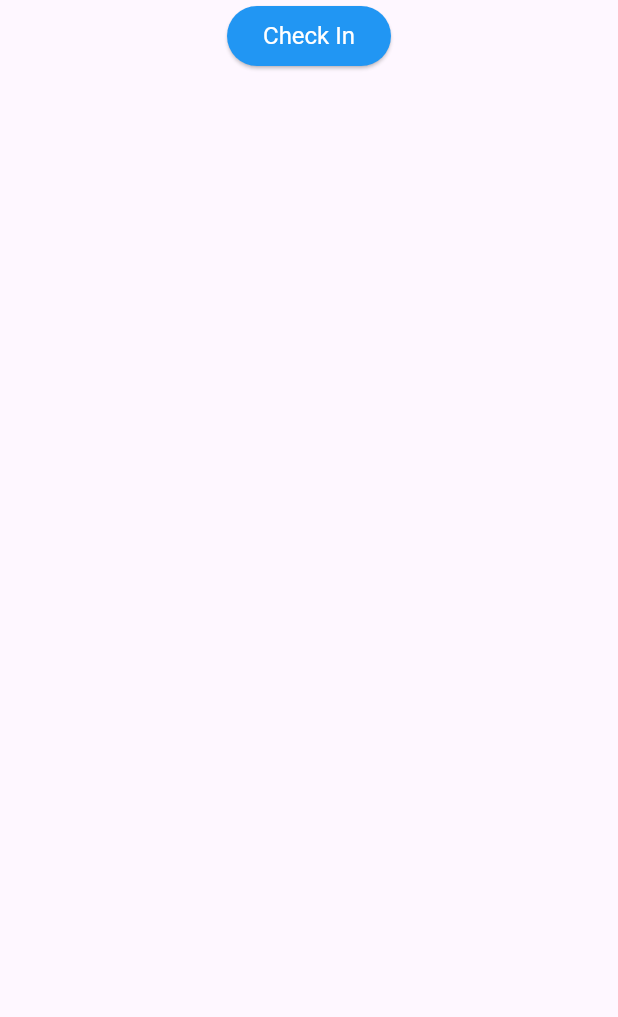
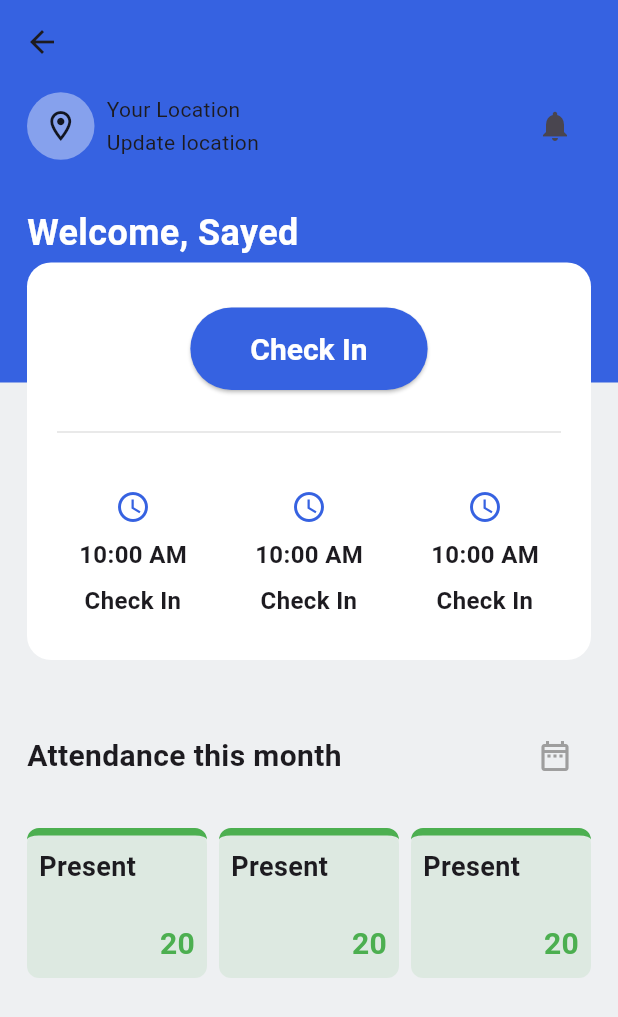
Before and after one commit to sayedkouta442/attendance_appp, a Flutter app: the HomeView screen opened directly, on a phone screen of 412 x 824 dp. Shown: the top 1017 px of the screen. Run offline on Flutter 3.47's test engine with Material 3 defaults, Android fonts, the light colour scheme and no system bars; our stand-ins replace go_router.

Commit message:
setupApp&Home

```diff
--- a/lib/core/utils/routs.dart
+++ b/lib/core/utils/routs.dart
@@ -1,8 +1,9 @@
-import 'package:attendance_app/bottom_navigation_widget.dart';
-import 'package:attendance_app/features/auth/views/login_view.dart';
-import 'package:attendance_app/features/home/views/home_view.dart';
-import 'package:attendance_app/features/notifications/presentation/views/notifications_view.dart';
-import 'package:attendance_app/features/user/views/user_view.dart';
+import 'package:attendance_appp/bottom_navigation_widget.dart';
+import 'package:attendance_appp/features/atten_history/presentation/views/attendance_history.dart';
+import 'package:attendance_appp/features/auth/presentation/views/login_view.dart';
+import 'package:attendance_appp/features/home/presentation/views/home_view.dart';
+import 'package:attendance_appp/features/notifications/presentation/views/notifications_view.dart';
+import 'package:attendance_appp/features/user/presentaion/views/user_view.dart';
 import 'package:go_router/go_router.dart';
 
 abstract class AppRouter {
@@ -12,28 +13,71 @@ abstract class AppRouter {
   static const kFaceIdView = '/face_id';
   static const kSuccessView = '/success';
   static const kNotificationsView = '/notifications';
-  static const kLeaveRequestView = '/leaveRequest';
+  static const kAttendanceHistoryView = '/attendance_history';
   static const kProfileView = '/profile';
   static const kUserView = '/user_view';
+  //static const kBottomNavigation = '/bottom_navigation';
 
   static final router = GoRouter(
     initialLocation: kHomeView,
     routes: [
-
-    StatefulShellRoute.indexedStack(
+      StatefulShellRoute.indexedStack(
         builder: (context, state, navigationShell) {
           return BottomNavigation(navigationShell: navigationShell);
         },
-    branches: ,
-   ),
-
-
-
+        branches: <StatefulShellBranch>[
+          StatefulShellBranch(
+            routes: [
+              GoRoute(
+                path: kHomeView,
+                builder: (context, state) {
+                  return HomeView();
+                },
+              ),
+            ],
+          ),
+          StatefulShellBranch(
+            routes: [
+              GoRoute(
+                path: kAttendanceHistoryView,
+                builder: (context, state) {
+                  return AttendanceHistory();
+                },
+              ),
+            ],
+          ),
+          StatefulShellBranch(
+            routes: [
+              GoRoute(
+                path: kNotificationsView,
+                builder: (context, state) {
+                  return NotificationsView();
+                },
+              ),
+            ],
+          ),
+          StatefulShellBranch(
+            routes: [
+              GoRoute(
+                path: kUserView,
+                builder: (context, state) {
+                  return UserView();
+                },
+              ),
+            ],
+          ),
+        ],
+      ),
 
       GoRoute(path: kLoginView, builder: (context, state) => const LoginView()),
-      GoRoute(path: kHomeView, builder: (context, state) => const HomeView()),
-      GoRoute(path: kNotificationsView, builder: (context, state) => const NotificationsView()),
-      GoRoute(path: kUserView, builder: (context, state) => const UserView()),
+
+      // GoRoute(path: kHomeView, builder: (context, state) => const HomeView()),
+      // GoRoute(path: kHomeView, builder: (context, state) => const HomeView()),
+      // GoRoute(
+      //   path: kNotificationsView,
+      //   builder: (context, state) => const NotificationsView(),
+      // ),
+      // GoRoute(path: kUserView, builder: (context, state) => const UserView()),
     ],
   );
 }
--- /dev/null
+++ b/lib/features/atten_history/presentation/views/attendance_history.dart
@@ -0,0 +1,10 @@
+import 'package:flutter/material.dart';
+
+class AttendanceHistory extends StatelessWidget {
+  const AttendanceHistory({super.key});
+
+  @override
+  Widget build(BuildContext context) {
+    return const Placeholder();
+  }
+}
--- /dev/null
+++ b/lib/features/home/presentation/views/home_view.dart
@@ -0,0 +1,381 @@
+import 'package:flutter/material.dart';
+import 'package:flutter/services.dart';
+
+class HomeView extends StatelessWidget {
+  const HomeView({super.key});
+
+  @override
+  Widget build(BuildContext context) {
+    return Scaffold(
+      backgroundColor: Color(0xffeef0f2),
+      body: CustomScrollView(
+        slivers: [
+          SliverAppBar(
+            systemOverlayStyle: const SystemUiOverlayStyle(
+              statusBarColor: Color(0xff3662e1),
+              statusBarIconBrightness: Brightness.light,
+              // statusBarBrightness: Brightness.light,
+            ),
+            expandedHeight: 440,
+            floating: true,
+            pinned: true,
+            backgroundColor: Color(0xffeef0f2),
+            flexibleSpace: FlexibleSpaceBar(background: CustomAppBar()),
+          ),
+
+          SliverToBoxAdapter(
+            child: Padding(
+              padding: const EdgeInsets.symmetric(horizontal: 18, vertical: 40),
+              child: Column(
+                crossAxisAlignment: CrossAxisAlignment.start,
+                children: [
+                  Row(
+                    mainAxisAlignment: MainAxisAlignment.spaceBetween,
+                    children: [
+                      Text(
+                        'Attendance this month',
+                        style: TextStyle(
+                          fontSize: 20,
+                          fontWeight: FontWeight.bold,
+                        ),
+                      ),
+                      IconButton(
+                        onPressed: () {},
+                        icon: Icon(
+                          Icons.date_range_outlined,
+                          color: Colors.grey,
+                        ),
+                      ),
+                    ],
+                  ),
+                  SizedBox(height: 24),
+
+                  Row(
+                    mainAxisAlignment: MainAxisAlignment.spaceBetween,
+                    children: [
+                      Expanded(child: AttendanceState()),
+                      SizedBox(width: 8),
+                      Expanded(child: AttendanceState()),
+                      SizedBox(width: 8),
+                      Expanded(child: AttendanceState()),
+                    ],
+                  ),
+                ],
+              ),
+            ),
+          ),
+        ],
+      ),
+    );
+  }
+}
+
+class AttendanceState extends StatelessWidget {
+  const AttendanceState({super.key});
+
+  @override
+  Widget build(BuildContext context) {
+    return Container(
+      height: 100,
+      decoration: BoxDecoration(
+        color: Colors.green.withOpacity(.1),
+        border: Border(top: BorderSide(color: Colors.green, width: 5)),
+        borderRadius: BorderRadius.circular(8),
+      ),
+      child: Padding(
+        padding: const EdgeInsets.all(8),
+        child: Column(
+          mainAxisAlignment: MainAxisAlignment.spaceBetween,
+          crossAxisAlignment: CrossAxisAlignment.start,
+          children: [
+            Text(
+              'Present',
+              style: TextStyle(fontSize: 18, fontWeight: FontWeight.bold),
+              textAlign: TextAlign.start,
+            ),
+            Row(
+              children: [
+                Spacer(),
+                Text(
+                  '20',
+                  style: TextStyle(
+                    fontSize: 20,
+                    fontWeight: FontWeight.bold,
+                    color: Colors.green,
+                  ),
+                  textAlign: TextAlign.end,
+                ),
+              ],
+            ),
+          ],
+        ),
+      ),
+    );
+  }
+}
+
+class CustomAppBar extends StatelessWidget {
+  const CustomAppBar({super.key});
+
+  @override
+  Widget build(BuildContext context) {
+    return Stack(
+      children: [
+        Container(
+          height: 255,
+          width: MediaQuery.of(context).size.width,
+          color: Color(0xff3662e1),
+          child: Padding(
+            padding: const EdgeInsets.only(left: 18, right: 18, top: 60),
+            child: Column(
+              crossAxisAlignment: CrossAxisAlignment.start,
+              children: [
+                Row(
+                  children: [
+                    GestureDetector(
+                      onTap: () {},
+                      child: Container(
+                        height: 45,
+                        width: 45,
+                        decoration: BoxDecoration(
+                          color: Colors.white.withOpacity(.4),
+                          borderRadius: BorderRadius.circular(36),
+                        ),
+                        child: Icon(Icons.location_on_outlined),
+                      ),
+                    ),
+                    SizedBox(width: 8),
+                    Column(
+                      crossAxisAlignment: CrossAxisAlignment.start,
+                      children: [
+                        Text('Your Location'),
+                        SizedBox(height: 2),
+                        Text('Update location'),
+                      ],
+                    ),
+                    Spacer(),
+                    IconButton(
+                      onPressed: () {},
+                      icon: Icon(Icons.notifications),
+                    ),
+                  ],
+                ),
+                SizedBox(height: 30),
+                Text(
+                  'Welcome, Sayed',
+                  style: TextStyle(
+                    fontSize: 24,
+                    fontWeight: FontWeight.bold,
+                    color: Colors.white,
+                  ),
+                ),
+              ],
+            ),
+          ),
+        ),
+        Positioned(
+          child: Container(
+            //    height: 200,
+            width: MediaQuery.of(context).size.width,
+            decoration: BoxDecoration(
+              color: Colors.white,
+              borderRadius: BorderRadius.circular(16),
+            ),
+            margin: const EdgeInsets.only(top: 175, left: 18, right: 18),
+            child: Padding(
+              padding: const EdgeInsets.only(top: 30),
+              child: Column(
+                mainAxisAlignment: MainAxisAlignment.start,
+                crossAxisAlignment: CrossAxisAlignment.center,
+                children: [
+                  ElevatedButton(
+                    style: const ButtonStyle(
+                      padding: WidgetStatePropertyAll(
+                        EdgeInsets.symmetric(horizontal: 40, vertical: 16),
+                      ),
+                      backgroundColor: WidgetStatePropertyAll(
+                        Color(0xff3662e1),
+                      ),
+                      foregroundColor: WidgetStatePropertyAll(Colors.white),
+                      textStyle: WidgetStatePropertyAll(
+                        TextStyle(
+                          fontSize: 20,
+                          color: Colors.white,
+                          fontWeight: FontWeight.bold,
+                        ),
+                      ),
+                    ),
+                    onPressed: () {},
+                    child: const Text('Check In'),
+                  ),
+                  SizedBox(height: 20),
+                  Divider(
+                    color: Colors.grey.withOpacity(0.3),
+                    thickness: 1,
+                    endIndent: 20,
+                    indent: 20,
+                  ),
+
+                  Padding(
+                    padding: const EdgeInsets.symmetric(
+                      horizontal: 24,
+                      vertical: 30,
+                    ),
+                    child: Row(
+                      mainAxisAlignment: MainAxisAlignment.spaceBetween,
+                      children: [
+                        Expanded(child: CheckTime()),
+                        SizedBox(width: 24),
+                        Expanded(child: CheckTime()),
+                        SizedBox(width: 24),
+                        Expanded(child: CheckTime()),
+                      ],
+                    ),
+                  ),
+                ],
+              ),
+            ),
+            //  height: 500,
+          ),
+        ),
+      ],
+    );
+  }
+}
+
+class CheckTime extends StatelessWidget {
+  const CheckTime({super.key});
+
+  @override
+  Widget build(BuildContext context) {
+    return Column(
+      crossAxisAlignment: CrossAxisAlignment.center,
+      children: [
+        Icon(Icons.access_time, color: Color(0xff3662e1)),
+        SizedBox(height: 8),
+        Text(
+          '10:00 AM',
+          style: TextStyle(fontSize: 16, fontWeight: FontWeight.bold),
+        ),
+        SizedBox(height: 8),
+        Text(
+          'Check In',
+          style: TextStyle(fontSize: 16, fontWeight: FontWeight.bold),
+          textAlign: TextAlign.center,
+        ),
+      ],
+    );
+  }
+}
+
+
+
+
+
+
+
+
+
+
+
+// class CustomAppBar extends StatelessWidget {
+//   const CustomAppBar({super.key});
+
+//   @override
+//   Widget build(BuildContext context) {
+//     return Stack(
+//       children: [
+//         Container(
+//           height: 300,
+//           width: MediaQuery.of(context).size.width,
+//           child: SafeArea(
+//             child: Padding(
+//               padding: const EdgeInsets.all(16),
+//               child: Column(
+//                 crossAxisAlignment: CrossAxisAlignment.start,
+//                 children: [
+//                   Row(
+//                     children: [
+//                       GestureDetector(
+//                         onTap: () {},
+//                         child: Container(
+//                           height: 45,
+//                           width: 45,
+//                           decoration: BoxDecoration(
+//                             color: Colors.white.withOpacity(.4),
+//                             borderRadius: BorderRadius.circular(36),
+//                           ),
+//                           child: Icon(Icons.location_on_outlined),
+//                         ),
+//                       ),
+//                       SizedBox(width: 8),
+//                       Column(
+//                         crossAxisAlignment: CrossAxisAlignment.start,
+//                         children: [
+//                           Text('Your Location'),
+//                           SizedBox(height: 2),
+//                           Text('Update location'),
+//                         ],
+//                       ),
+//                       Spacer(),
+//                       IconButton(
+//                         onPressed: () {},
+//                         icon: Icon(Icons.notifications),
+//                       ),
+//                     ],
+//                   ),
+//                   SizedBox(height: 30),
+//                   Text(
+//                     'Welcome, Sayed',
+//                     style: TextStyle(
+//                       fontSize: 24,
+//                       fontWeight: FontWeight.bold,
+//                       color: Colors.white,
+//                     ),
+//                   ),
+//                 ],
+//               ),
+//             ),
+//           ),
+//         ),
+
+//         Positioned(
+//           top: 240,
+//           left: 18,
+//           right: 18,
+//           child: Container(
+//             height: 200,
+//             decoration: BoxDecoration(
+//               color: Colors.green,
+//               borderRadius: BorderRadius.circular(16),
+//             ),
+//           ),
+//         ),
+//       ],
+//     );
+//   }
+// }
+
+
+
+
+
+
+/*
+
+    Center(
+                child: ElevatedButton(
+                  style: const ButtonStyle(
+                    backgroundColor: WidgetStatePropertyAll(Colors.blue),
+                    foregroundColor: WidgetStatePropertyAll(Colors.white),
+                    textStyle: WidgetStatePropertyAll(
+                      TextStyle(fontSize: 16, color: Colors.white),
+                    ),
+                  ),
+                  onPressed: () {},
+                  child: const Text('Check In'),
+                ),
+              ),
+
+
+*/
--- a/lib/features/home/views/home_view.dart
+++ /dev/null
@@ -1,36 +0,0 @@
-import 'package:flutter/material.dart';
-
-class HomeView extends StatelessWidget {
-  const HomeView({super.key});
-
-  @override
-  Widget build(BuildContext context) {
-    return Scaffold(
-        body: SafeArea(
-            child: SingleChildScrollView(
-      child: Column(
-        children: [
-          Center(
-            child: ElevatedButton(
-                style: const ButtonStyle(
-                  backgroundColor: WidgetStatePropertyAll(Colors.blue),
-                  foregroundColor: WidgetStatePropertyAll(Colors.white),
-                  textStyle: WidgetStatePropertyAll(
-                      TextStyle(fontSize: 16, color: Colors.white)),
-                ),
-                // autofocus: true,
-                onPressed: () {
-                  // Navigator.push(context, MaterialPageRoute(builder: (context) {
-                  //   return const MapScreen();
-                  // }));
-                },
-                child: const Text(
-                  'Check In',
-                  //  style: TextStyle(color: Colors.white),
-                )),
-          )
-        ],
-      ),
-    )));
-  }
-}
--- a/lib/main.dart
+++ b/lib/main.dart
@@ -1,6 +1,10 @@
+import 'package:attendance_appp/core/utils/routs.dart';
 import 'package:flutter/material.dart';
+import 'package:flutter/services.dart';
 
 void main() {
+  // WidgetsFlutterBinding.ensureInitialized();
+  // SystemChrome.setEnabledSystemUIMode(SystemUiMode.edgeToEdge);
   runApp(const MainApp());
 }
 
@@ -9,12 +13,16 @@ class MainApp extends StatelessWidget {
 
   @override
   Widget build(BuildContext context) {
-    return const MaterialApp(
-      home: Scaffold(
-        body: Center(
-          child: Text('Hello World!'),
-        ),
-      ),
+    // SystemChrome.setEnabledSystemUIMode(SystemUiMode.edgeToEdge);
+    // SystemChrome.setSystemUIOverlayStyle(
+    //   const SystemUiOverlayStyle(
+    //     statusBarColor: Color(0xff3662e1), // Blue color
+    //     statusBarIconBrightness: Brightness.light,
+    //   ),
+    // );
+    return MaterialApp.router(
+      debugShowCheckedModeBanner: false,
+      routerConfig: AppRouter.router,
     );
   }
 }
```
Also changed, not shown: lib/features/auth/presentation/views/login_view.dart (renamed from lib/features/auth/views/login_view.dart, +5 -4 lines), lib/features/auth/presentation/views/widgets/custom_text_field.dart (renamed from lib/features/auth/views/widgets/custom_text_field.dart), lib/features/auth/presentation/views/widgets/text_field_validation.dart (renamed from lib/features/auth/views/widgets/text_field_validation.dart), lib/features/user/presentaion/views/user_view.dart (renamed from lib/features/user/views/user_view.dart).
